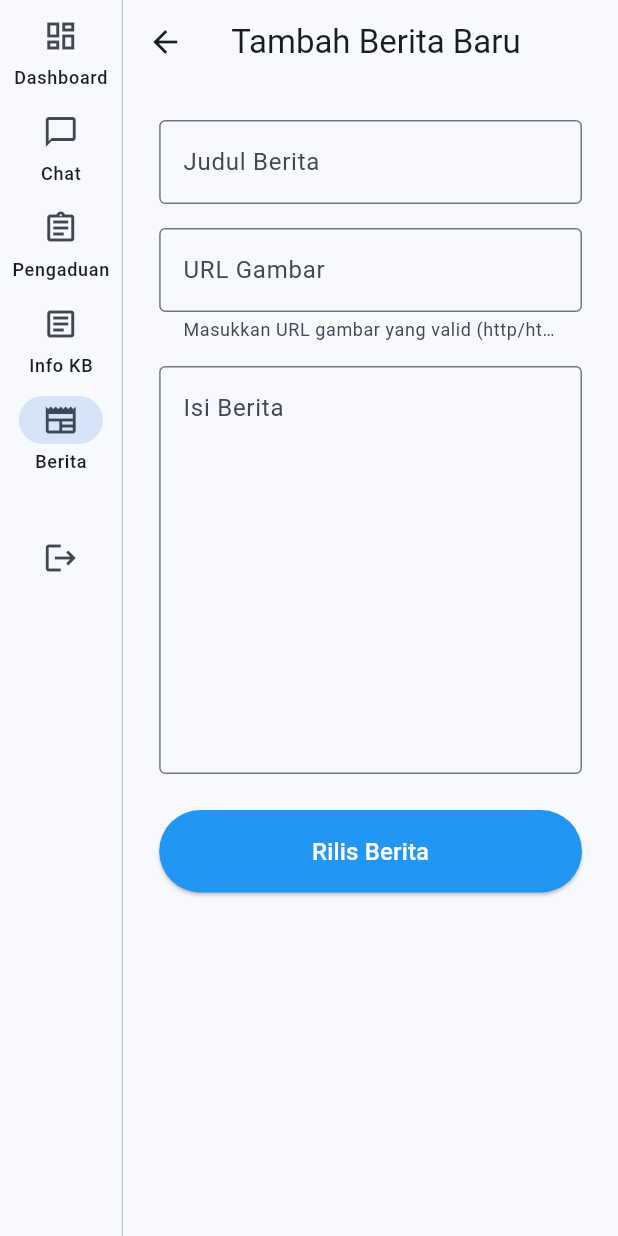
After one commit to fathanPrayoga/sistem-manajemen-keluarga-berencana-admin, a Flutter app: the AddNewsPage screen opened by its route, on a phone screen of 412 x 824 dp. The commit adds this screen. Run offline on Flutter 3.47's test engine with Material 3 defaults, Android fonts, the phone set to English and light mode, and no system bars; our stand-ins replace cloud_firestore, firebase_auth, firebase_core, go_router; accounts and stored records are empty; statements that could not run were skipped.

Commit message:
Implement News System in Admin Web

```diff
--- a/admin_web/lib/core/router.dart
+++ b/admin_web/lib/core/router.dart
@@ -6,6 +6,8 @@ import '../features/chat/views/chat_inbox_page.dart';
 import '../features/chat/views/chat_room_page.dart';
 import '../features/complaints/views/complaint_list_page.dart';
 import '../features/info_kb/views/kb_list_page.dart';
+import '../features/news/views/news_list_page.dart';
+import '../features/news/views/add_news_page.dart';
 
 final router = GoRouter(
   initialLocation: '/dashboard', // Temporary, change to /login later
@@ -42,6 +44,16 @@ final router = GoRouter(
           path: '/info-kb',
           builder: (context, state) => const KbListPage(),
         ),
+        GoRoute(
+          path: '/news',
+          builder: (context, state) => const NewsListPage(),
+          routes: [
+             GoRoute(
+              path: 'add',
+              builder: (context, state) => const AddNewsPage(),
+            ),
+          ],
+        ),
       ],
     ),
   ],
--- /dev/null
+++ b/admin_web/lib/features/news/models/news_model.dart
@@ -0,0 +1,45 @@
+import 'package:cloud_firestore/cloud_firestore.dart';
+import 'package:intl/intl.dart';
+
+class NewsModel {
+  final String id;
+  final String title;
+  final String content;
+  final String imageUrl;
+  final DateTime createdAt;
+
+  NewsModel({
+    required this.id,
+    required this.title,
+    required this.content,
+    required this.imageUrl,
+    required this.createdAt,
+  });
+
+  factory NewsModel.fromFirestore(DocumentSnapshot doc) {
+    Map<String, dynamic> data = doc.data() as Map<String, dynamic>;
+
+    // Handle timestamp
+    Timestamp? ts = data['created_at'];
+    DateTime date = ts != null ? ts.toDate() : DateTime.now();
+
+    return NewsModel(
+      id: doc.id,
+      title: data['title'] ?? '',
+      content: data['content'] ?? '',
+      imageUrl: data['image_url'] ?? '',
+      createdAt: date,
+    );
+  }
+
+  Map<String, dynamic> toMap() {
+    return {
+      'title': title,
+      'content': content,
+      'image_url': imageUrl,
+      'created_at': Timestamp.fromDate(createdAt),
+    };
+  }
+
+  String get formattedDate => DateFormat('dd MMM yyyy').format(createdAt);
+}
--- /dev/null
+++ b/admin_web/lib/features/news/views/add_news_page.dart
@@ -0,0 +1,146 @@
+import 'package:flutter/material.dart';
+import 'package:go_router/go_router.dart';
+import '../models/news_model.dart';
+import '../services/news_service.dart';
+
+class AddNewsPage extends StatefulWidget {
+  const AddNewsPage({super.key});
+
+  @override
+  State<AddNewsPage> createState() => _AddNewsPageState();
+}
+
+class _AddNewsPageState extends State<AddNewsPage> {
+  final _formKey = GlobalKey<FormState>();
+  final _titleController = TextEditingController();
+  final _contentController = TextEditingController();
+  final _imageUrlController = TextEditingController(); // Simple URL input for now
+  bool _isLoading = false;
+
+  @override
+  void dispose() {
+    _titleController.dispose();
+    _contentController.dispose();
+    _imageUrlController.dispose();
+    super.dispose();
+  }
+
+  Future<void> _submit() async {
+    if (!_formKey.currentState!.validate()) return;
+
+    setState(() => _isLoading = true);
+
+    try {
+      final news = NewsModel(
+        id: '', // Generated by Firestore
+        title: _titleController.text.trim(),
+        content: _contentController.text.trim(),
+        imageUrl: _imageUrlController.text.trim(),
+        createdAt: DateTime.now(),
+      );
+
+      await NewsService().addNews(news);
+
+      if (mounted) {
+        ScaffoldMessenger.of(context).showSnackBar(
+          const SnackBar(content: Text('Berita berhasil dirilis!')),
+        );
+        context.go('/news'); // Go back to list
+      }
+    } catch (e) {
+      if (mounted) {
+        ScaffoldMessenger.of(context).showSnackBar(
+          SnackBar(content: Text('Error: $e'), backgroundColor: Colors.red),
+        );
+      }
+    } finally {
+      if (mounted) setState(() => _isLoading = false);
+    }
+  }
+
+  @override
+  Widget build(BuildContext context) {
+    return Scaffold(
+      appBar: AppBar(
+        title: const Text('Tambah Berita Baru'),
+        leading: IconButton(
+          icon: const Icon(Icons.arrow_back),
+          onPressed: () => context.go('/news'),
+        ),
+      ),
+      body: SingleChildScrollView(
+        padding: const EdgeInsets.all(24.0),
+        child: Center(
+          child: ConstrainedBox(
+            constraints: const BoxConstraints(maxWidth: 600),
+            child: Form(
+              key: _formKey,
+              child: Column(
+                crossAxisAlignment: CrossAxisAlignment.stretch,
+                children: [
+                   // Title
+                  TextFormField(
+                    controller: _titleController,
+                    decoration: const InputDecoration(
+                      labelText: 'Judul Berita',
+                      border: OutlineInputBorder(),
+                    ),
+                    validator: (value) => value == null || value.isEmpty
+                        ? 'Judul tidak boleh kosong'
+                        : null,
+                  ),
+                  const SizedBox(height: 16),
+
+                  // Image URL
+                  TextFormField(
+                    controller: _imageUrlController,
+                    decoration: const InputDecoration(
+                      labelText: 'URL Gambar',
+                      border: OutlineInputBorder(),
+                      helperText: 'Masukkan URL gambar yang valid (http/https)',
+                    ),
+                    validator: (value) {
+                      if (value == null || value.isEmpty) return 'URL Gambar wajib diisi';
+                         // Basic URL validation could be added here
+                      if (!value.startsWith('http')) return 'Link harus dimulai dengan http/https';
+                      return null;
+                    },
+                  ),
+                  const SizedBox(height: 16),
+
+                  // Content
+                  TextFormField(
+                    controller: _contentController,
+                    maxLines: 10,
+                    decoration: const InputDecoration(
+                      labelText: 'Isi Berita',
+                      border: OutlineInputBorder(),
+                      alignLabelWithHint: true,
+                    ),
+                    validator: (value) => value == null || value.isEmpty
+                        ? 'Isi berita tidak boleh kosong'
+                        : null,
+                  ),
+                  const SizedBox(height: 24),
+
+                  // Submit Button
+                  ElevatedButton(
+                    onPressed: _isLoading ? null : _submit,
+                    style: ElevatedButton.styleFrom(
+                      padding: const EdgeInsets.symmetric(vertical: 16),
+                      backgroundColor: Colors.blue,
+                      foregroundColor: Colors.white,
+                    ),
+                    child: _isLoading
+                        ? const CircularProgressIndicator(color: Colors.white)
+                        : const Text('Rilis Berita', style: TextStyle(fontSize: 16)),
+                  ),
+                ],
+              ),
+            ),
+          ),
+        ),
+      ),
+    );
+  }
+}
--- a/admin_web/lib/layout/dashboard_layout.dart
+++ b/admin_web/lib/layout/dashboard_layout.dart
@@ -17,6 +17,7 @@ class DashboardLayout extends StatelessWidget {
       if (location.startsWith('/chat')) return 1;
       if (location.startsWith('/complaints')) return 2;
       if (location.startsWith('/info-kb')) return 3;
+      if (location.startsWith('/news')) return 4;
       return 0;
     }
 
@@ -38,6 +39,9 @@ class DashboardLayout extends StatelessWidget {
                   break;
                 case 3:
                   context.go('/info-kb');
+                  break;
+                case 4:
+                  context.go('/news');
                   break;
               }
             },
@@ -63,6 +67,11 @@ class DashboardLayout extends StatelessWidget {
                 selectedIcon: Icon(Icons.article),
                 label: Text('Info KB'),
               ),
+              NavigationRailDestination(
+                icon: Icon(Icons.newspaper_outlined),
+                selectedIcon: Icon(Icons.newspaper),
+                label: Text('Berita'),
+              ),
             ],
             trailing: Padding(
               padding: const EdgeInsets.only(top: 20),
--- a/admin_web/pubspec.yaml
+++ b/admin_web/pubspec.yaml
@@ -19,7 +19,7 @@ publish_to: 'none' # Remove this line if you wish to publish to pub.dev
 version: 1.0.0+1
 
 environment:
-  sdk: ^3.10.4
+  sdk: ^3.0.0
 
 # Dependencies specify other packages that your package needs in order to work.
 # To automatically upgrade your package dependencies to the latest versions
```
Also changed, not shown: admin_web/lib/features/news/services/news_service.dart (added, +28 -0 lines), admin_web/lib/features/news/views/news_list_page.dart (added, +103 -0 lines), admin_web/log.txt (added, +38 -0 lines), admin_web/pubspec.lock.
